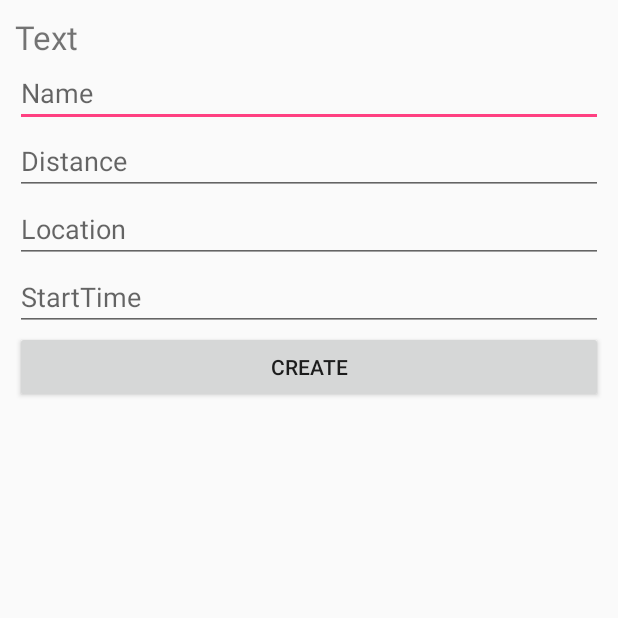
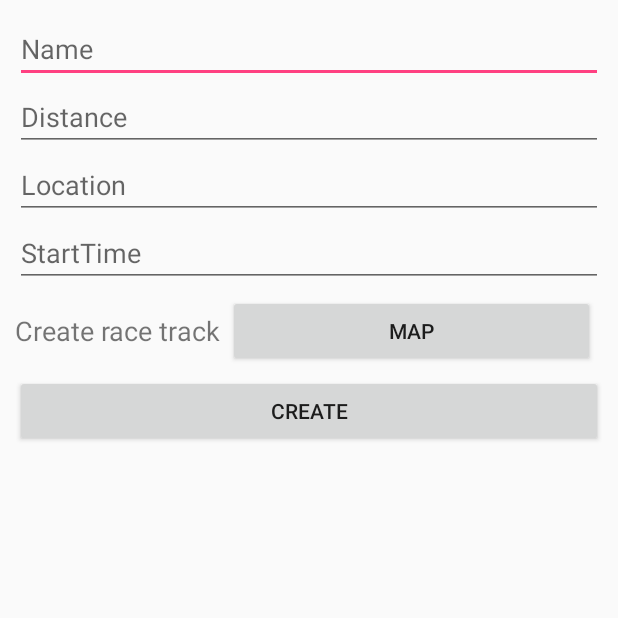
Before and after one commit to UTN-FRBA-Mobile/Track-a-thon, an Android app: the NewRaceActivity screen opened directly, with no data from a screen before it, on a phone screen of 412 x 824 dp, the top half of it. Run offline under Robolectric (Android 15) with nearby library versions, the phone set to English and light mode, and no system bars.

Commit message:
You can draw race route on race creation

```diff
--- a/app/src/main/java/com/trackathon/utn/track_a_thon/model/GPSLocation.java
+++ b/app/src/main/java/com/trackathon/utn/track_a_thon/model/GPSLocation.java
@@ -13,6 +13,11 @@ public class GPSLocation implements Serializable {
     private Double latitude;
 
     private Double longitude;
+
+    public GPSLocation(Double latitude, Double longitude) {
+        this.latitude = latitude;
+        this.longitude = longitude;
+    }
 
     public GPSLocation() {
     }
--- a/app/src/main/java/com/trackathon/utn/track_a_thon/model/Race.java
+++ b/app/src/main/java/com/trackathon/utn/track_a_thon/model/Race.java
@@ -20,11 +20,12 @@ public class Race implements Serializable {
     public Race() {
     }
 
-    public Race(String name, String location, String distance, String startTime) {
+    public Race(String name, String location, String distance, String startTime, List<GPSLocation> points) {
         this.name = name;
         this.location = location;
         this.distance = distance;
         this.startTime = startTime;
+        this.points = points;
     }
 
     public String getName() {
--- a/app/src/main/res/layout/activity_new_race.xml
+++ b/app/src/main/res/layout/activity_new_race.xml
@@ -1,18 +1,9 @@
 <?xml version="1.0" encoding="utf-8"?>
-<LinearLayout xmlns:android="http://schemas.android.com/apk/res/android"
-    xmlns:tools="http://schemas.android.com/tools"
-    android:orientation="vertical"
+<merge xmlns:android="http://schemas.android.com/apk/res/android">
+    <LinearLayout android:orientation="vertical"
         android:layout_width="match_parent"
         android:layout_height="match_parent"
         android:layout_margin="10dp">
-
-    <TextView
-        android:id="@+id/TextViewTitle"
-        android:layout_width="wrap_content"
-        android:layout_height="wrap_content"
-        android:text="Text"
-        android:textSize="10pt">
-    </TextView>
 
         <EditText
             android:id="@+id/EditTextName"
@@ -46,6 +37,29 @@
             android:layout_width="fill_parent">
         </EditText>
 
+        <LinearLayout
+            android:orientation="horizontal"
+            android:layout_width="match_parent"
+            android:layout_height="wrap_content">
+            <TextView
+                android:id="@+id/TextViewMap"
+                android:layout_width="wrap_content"
+                android:layout_height="wrap_content"
+                android:text="Create race track"
+                android:textSize="8pt"
+                android:layout_gravity="center_vertical">
+            </TextView>
+
+            <Button
+                android:id="@+id/ButtonMap"
+                android:layout_height="wrap_content"
+                android:text="Map"
+                android:layout_width="fill_parent"
+                android:layout_margin="5dp"
+                android:layout_gravity="center_vertical">
+            </Button>
+        </LinearLayout>
+
         <Button
             android:id="@+id/ButtonCreate"
             android:layout_height="wrap_content"
@@ -55,3 +69,9 @@
         </Button>
 
     </LinearLayout>
+
+    <FrameLayout android:id="@+id/overlay_map_container"
+        android:layout_width="match_parent"
+        android:layout_height="match_parent"/>
+
+</merge>
```
Also changed, not shown: app/src/main/java/com/trackathon/utn/track_a_thon/MapFragment.java (added, +113 -0 lines), app/src/main/java/com/trackathon/utn/track_a_thon/NewRaceActivity.java (+44 -3 lines), app/src/main/res/layout/fragment_new_race_map.xml (added, +32 -0 lines). Lines whose indentation alone changed are shown as unchanged.
